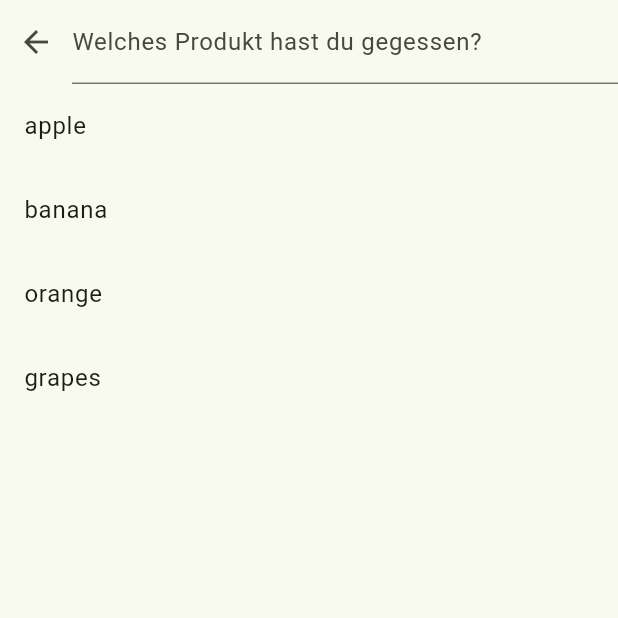
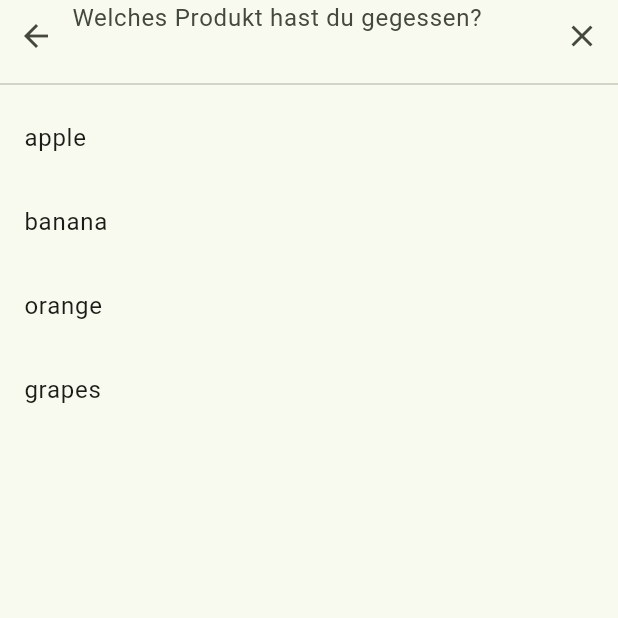
Before and after one commit to Looby72/food_tracker, a Flutter app: the SearchSuggestionsScreen screen opened by its route, on a phone screen of 412 x 824 dp, the top half of it. Run offline on Flutter 3.47's test engine with Material 3 defaults, Android fonts, the phone set to English and light mode, and no system bars; drawn by our look-alikes of dynamic_color; our stand-ins replace google_fonts, material_symbols_icons, shared_preferences; missing offline and left inert: barcode_scan2, openfoodfacts; accounts and stored records are empty; generated files the repository leaves out were written again.

Commit message:
feature(refactor-search): begin improving search suggestions screen layout

```diff
--- a/lib/ui/screens/search_suggestions_screen.dart
+++ b/lib/ui/screens/search_suggestions_screen.dart
@@ -10,7 +10,7 @@ class SearchSuggestionsScreen extends StatefulWidget {
 
 class _SearchSuggestionsScreenState extends State<SearchSuggestionsScreen> {
   final TextEditingController _searchController = TextEditingController();
-  List<String> _allSuggestions = ["apple", "banana", "orange", "grapes"];
+  final List<String> _allSuggestions = ['apple', 'banana', 'orange', 'grapes'];
   List<String> _filteredSuggestions = [];
 
   @override
@@ -36,14 +36,20 @@ class _SearchSuggestionsScreenState extends State<SearchSuggestionsScreen> {
               Expanded(
                 child: TextField(
                   controller: _searchController,
-                    decoration: const InputDecoration(
-                        labelText: 'Welches Produkt hast du gegessen?'),
+                  decoration: InputDecoration(
+                    border: InputBorder.none,
+                    isCollapsed: true,
+                    hintText: 'Welches Produkt hast du gegessen?',
+                    suffixIcon: IconButton(
+                      icon: const Icon(Icons.clear),
+                      onPressed: _searchController.clear,
+                    ),
+                  ),
                   onChanged: (value) {
                     setState(() {
                       _filteredSuggestions = _allSuggestions
-                            .where((item) => item
-                                .toLowerCase()
-                                .contains(value.toLowerCase()))
+                          .where((item) =>
+                              item.toLowerCase().contains(value.toLowerCase()))
                           .toList();
                     });
                   },
@@ -51,6 +57,7 @@ class _SearchSuggestionsScreenState extends State<SearchSuggestionsScreen> {
               ),
             ],
           ),
+          const Divider(),
           Expanded(
             child: ListView.builder(
               itemCount: _filteredSuggestions.length,
@@ -62,8 +69,7 @@ class _SearchSuggestionsScreenState extends State<SearchSuggestionsScreen> {
             ),
           ),
         ],
-        ),
-      ),
+      )),
     );
   }
 }
```
Lines whose indentation alone changed are shown as unchanged.
